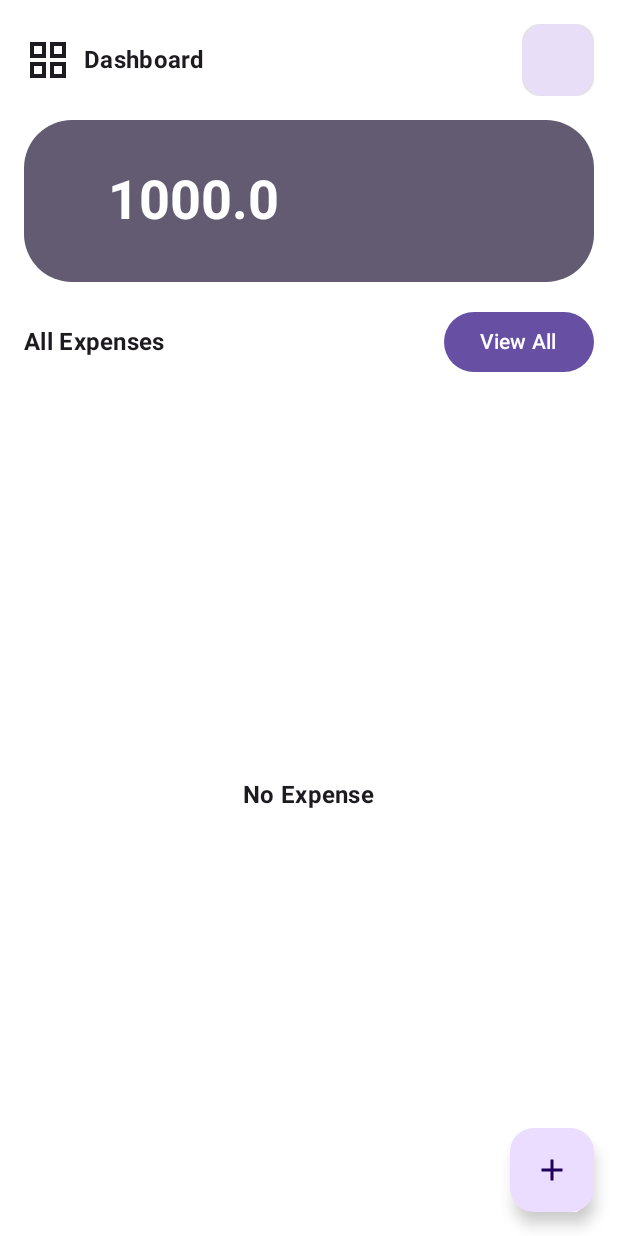
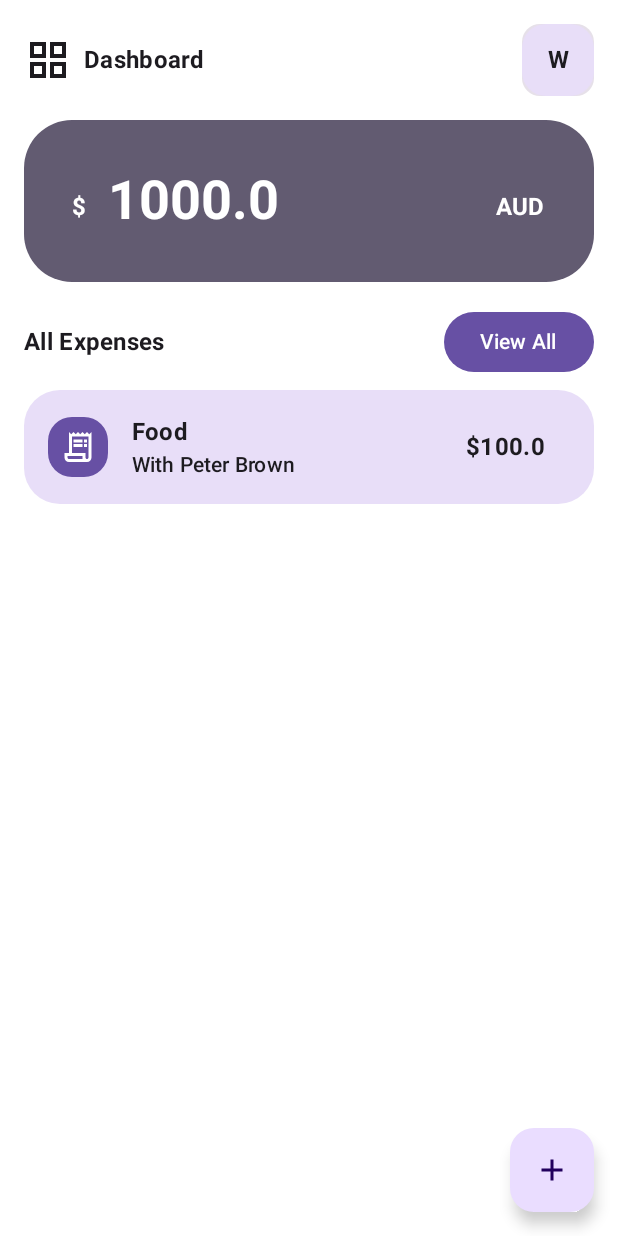
Before and after one commit to winphyoethu/pocketo, an Android app built with Jetpack Compose: the @Preview function DashboardPreview, on a phone screen of 412 x 824 dp. Run offline under Robolectric (Android 15) with nearby library versions, the phone set to English and light mode, and no system bars.

Commit message:
[ADD] add screenshots, modify screen and theme

```diff
--- a/app/src/main/java/com/winphyoethu/pocketo/screen/dashboard/DashboardScreen.kt
+++ b/app/src/main/java/com/winphyoethu/pocketo/screen/dashboard/DashboardScreen.kt
@@ -36,6 +36,7 @@ import com.winphyoethu.pocketo.designsystem.ui.theme.PocketoTheme
 import com.winphyoethu.pocketo.designsystem.ui.theme.largeDp
 import com.winphyoethu.pocketo.designsystem.ui.theme.mediumDp
 import com.winphyoethu.pocketo.model.expense.Expense
+import com.winphyoethu.pocketo.model.expense.mockExpense
 import com.winphyoethu.pocketo.model.monthlyusage.MonthlyExpense
 import com.winphyoethu.pocketo.model.monthlyusage.mockMonthlyExpense
 
@@ -135,6 +136,11 @@ internal fun Dashboard(
 @Composable
 fun DashboardPreview() {
     PocketoTheme(dynamicColor = false) {
-        Dashboard(onCreateExpenseClick = {})
+        Dashboard(
+            onCreateExpenseClick = {},
+            expenseListState = listOf(mockExpense),
+            monthlyBalanceState = mockMonthlyExpense,
+            accountName = "Win"
+        )
     }
 }
--- a/app/src/main/res/values/themes.xml
+++ b/app/src/main/res/values/themes.xml
@@ -4,7 +4,6 @@
     <style name="Theme.Pocketo" parent="android:Theme.Material.Light.NoActionBar" />
 
     <style name="Theme.Splash" parent="Theme.SplashScreen">
-        <item name="windowSplashScreenAnimatedIcon">@drawable/giroud</item>
         <item name="postSplashScreenTheme">@style/Theme.Pocketo</item>
 
         <item name="android:windowLightStatusBar" tools:targetApi="23">true</item>
--- a/core/model/src/main/java/com/winphyoethu/pocketo/model/monthlyusage/MonthlyExpense.kt
+++ b/core/model/src/main/java/com/winphyoethu/pocketo/model/monthlyusage/MonthlyExpense.kt
@@ -14,5 +14,7 @@ val mockMonthlyExpense = MonthlyExpense(
     id = 1,
     accountId = 0,
     balance = 1000.0,
-    remainingBalance = 1000.0
+    remainingBalance = 1000.0,
+    currencyName = "AUD",
+    currencySymbol = "$"
 )
```
Also changed, not shown: 3 other files.
